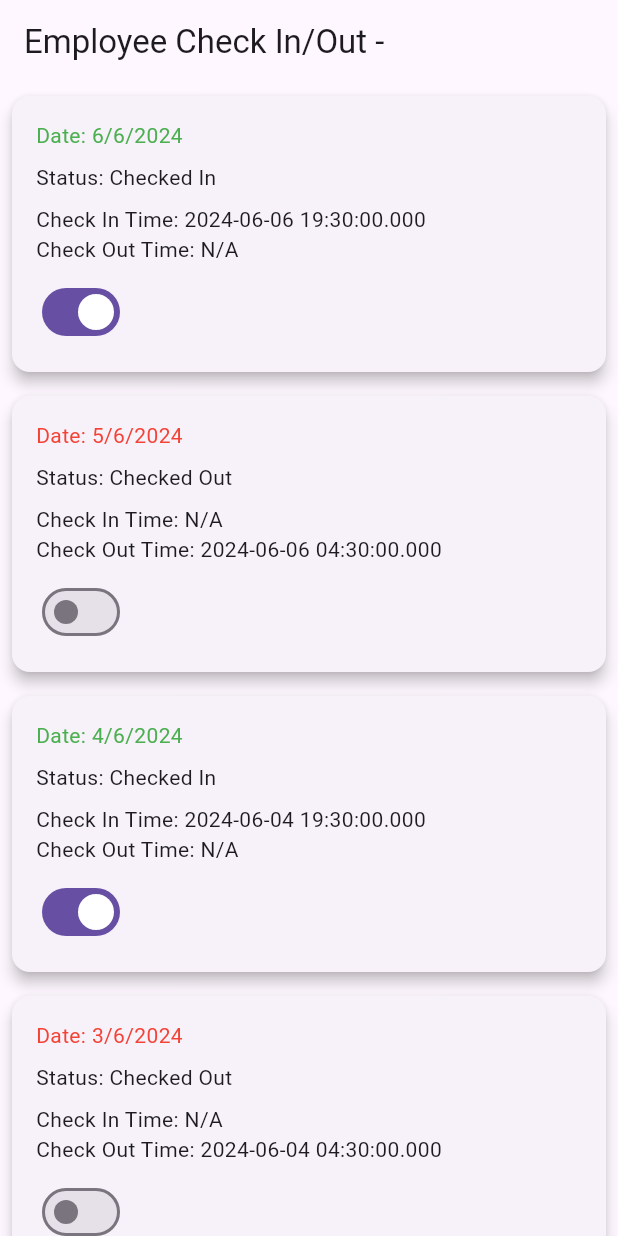
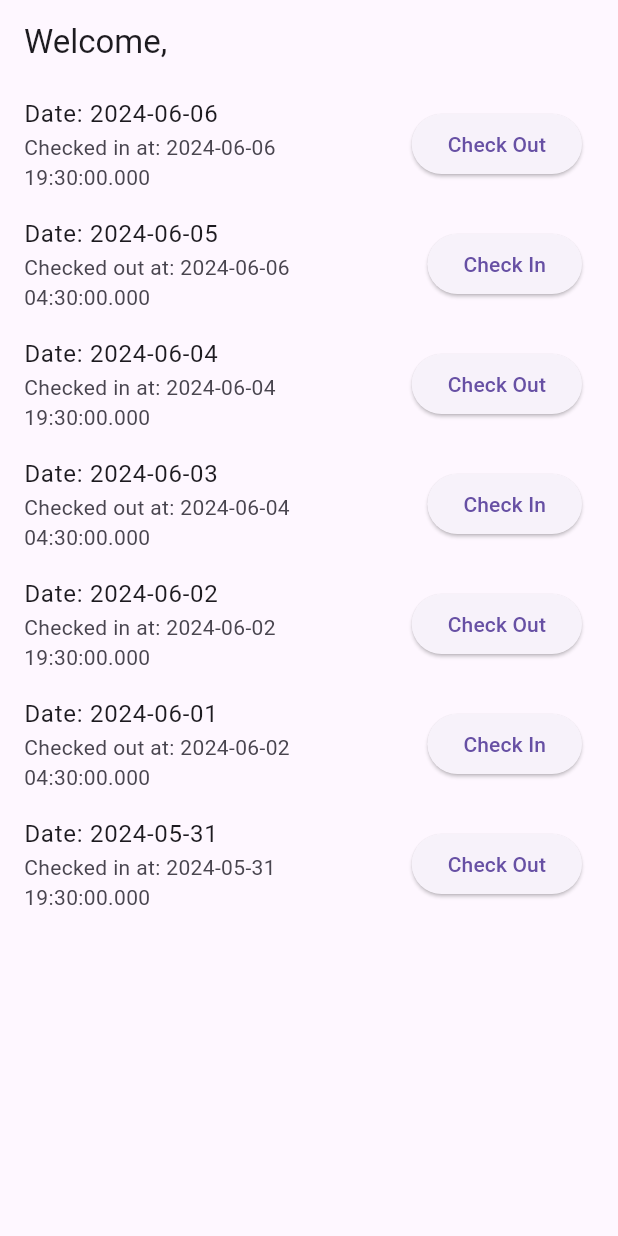
Before and after one commit to Vikas143k/OORIBA-S3, a Flutter app: the EmployeeCheckInPage screen opened directly with empty values, on a phone screen of 412 x 824 dp. Run offline on Flutter 3.47's test engine with Material 3 defaults, Android fonts, the phone set to English and light mode, and no system bars; our stand-ins replace cloud_firestore, firebase_auth, firebase_core, firebase_storage, fluttertoast, google_fonts and 1 more; accounts and stored records are empty.

Commit message:
Email Notification
introduced email notification using EmailJS, now whenever employee checks in or checks out, he/she will recieve notification.
worked in employee_checkin_page.
EmailJS is MUST.

```diff
--- a/lib/employee_checkin_page.dart
+++ b/lib/employee_checkin_page.dart
@@ -1,9 +1,13 @@
+//EmailJS
+import 'dart:convert';
+import 'package:flutter/foundation.dart';
+import 'package:http/http.dart' as http;
 import 'package:flutter/material.dart';
 
 class EmployeeCheckInPage extends StatefulWidget {
-  final String email;
-
-  EmployeeCheckInPage(this.email);
+ final String empname;
+  final String empemail;
+  const EmployeeCheckInPage({super.key, required this.empname, required this.empemail});
 
   @override
   // ignore: library_private_types_in_public_api
@@ -25,11 +29,11 @@ class CheckInOutRecord {
 
 class _EmployeeCheckInPageState extends State<EmployeeCheckInPage> {
   late List<CheckInOutRecord> checkInOutRecords;
-   late String email;
+   late String _email;
   @override
   void initState() {
     super.initState();
-    email = widget.email;
+    _email = widget.empemail;
     checkInOutRecords = _generateCheckInOutRecords();
   }
 
@@ -54,74 +58,117 @@ class _EmployeeCheckInPageState extends State<EmployeeCheckInPage> {
     return records;
   }
 
-  void _toggleCheckInOut(int index) {
+ void _toggleCheckInOut(int index) async {
     setState(() {
       checkInOutRecords[index].isCheckedIn =
           !checkInOutRecords[index].isCheckedIn;
       if (checkInOutRecords[index].isCheckedIn) {
         checkInOutRecords[index].checkInTime = DateTime.now();
         checkInOutRecords[index].checkOutTime = null;
+        _sendCheckInEmail(widget.empname, widget.empemail,
+            checkInOutRecords[index].checkInTime!);
       } else {
         checkInOutRecords[index].checkOutTime = DateTime.now();
+        _sendCheckOutEmail(widget.empname, widget.empemail,
+            checkInOutRecords[index].checkOutTime!);
       }
     });
   }
 
-  @override
+  //email thing by emailJS
+  Future<void> _sendCheckInEmail(
+      String empname,String empemail, DateTime checkInTime) async {
+    const serviceId = 'service_qe69w28';
+    const templateId = 'template_1owmygk';
+    const userId = 'lMYaM2NpLYjm2qSWI';
+    final url = Uri.parse('https://api.emailjs.com/api/v1.0/email/send');
+    final response = await http.post(
+      url,
+      headers: {
+        'origin':'http:localhost',
+        'Content-Type': 'application/json',
+      },
+      body: jsonEncode({
+        'service_id': serviceId,
+        'template_id': templateId,
+        'user_id': userId,
+        'template_params': {
+          'empname': empname,
+          'empemail':empemail,
+          'check_in_time': checkInTime.toIso8601String(),
+        }
+      }),
+    );
+
+    if (response.statusCode == 200) {
+      if (kDebugMode) {
+        print('Check-in email sent successfully');
+      }
+    } else {
+      if (kDebugMode) {
+        print('Failed to send check-in email: ${response.body}');
+      }
+    }
+  }
+
+  Future<void> _sendCheckOutEmail(
+      String empname,String empemail, DateTime checkOutTime) async {
+    const serviceId = 'service_qe69w28';
+    const templateId = 'template_drhybtc';
+    const userId = 'lMYaM2NpLYjm2qSWI';
+    final url = Uri.parse('https://api.emailjs.com/api/v1.0/email/send');
+    final response = await http.post(
+      url,
+      headers: {
+        'Content-Type': 'application/json',
+      },
+      body: jsonEncode({
+        'service_id': serviceId,
+        'template_id': templateId,
+        'user_id': userId,
+        'template_params': {
+          'empemail':empemail,
+          'empname': empname,
+          'check_out_time': checkOutTime.toIso8601String(),
+        }
+      }),
+    );
+
+    if (response.statusCode == 200) {
+      if (kDebugMode) {
+        print('Check-out email sent successfully');
+      }
+    } else {
+      if (kDebugMode) {
+        print('Failed to send check-out email: ${response.body}');
+      }
+    }
+  }
+
   Widget build(BuildContext context) {
     return Scaffold(
       appBar: AppBar(
-        title: Text('Employee Check In/Out -$email'),
+        title: Text('Welcome, ${_email}'),
       ),
       body: ListView.builder(
         itemCount: checkInOutRecords.length,
         itemBuilder: (context, index) {
-          return CheckInOutCard(
-              record: checkInOutRecords[index],
-              onToggle: () => _toggleCheckInOut(index));
+          return ListTile(
+            title: Text(
+                'Date: ${checkInOutRecords[index].date.toLocal().toString().split(' ')[0]}'),
+            subtitle: checkInOutRecords[index].isCheckedIn
+                ? Text('Checked in at: ${checkInOutRecords[index].checkInTime}')
+                : Text(
+                    'Checked out at: ${checkInOutRecords[index].checkOutTime}'),
+            trailing: ElevatedButton(
+              onPressed: () => _toggleCheckInOut(index),
+              child: checkInOutRecords[index].isCheckedIn
+                  ? const Text('Check Out')
+                  : const Text('Check In'),
+            ),
+          );
         },
       ),
     );
   }
 }
-
-class CheckInOutCard extends StatelessWidget {
-  final CheckInOutRecord record;
-  final VoidCallback onToggle;
-
-  const CheckInOutCard({Key? key, required this.record, required this.onToggle})
-      : super(key: key);
-
-  @override
-  Widget build(BuildContext context) {
-    Color statusColor = record.isCheckedIn ? Colors.green : Colors.red;
-    return Card(
-      elevation: 4,
-      margin: const EdgeInsets.all(8),
-      child: Padding(
-        padding: const EdgeInsets.all(16),
-        child: Column(
-          crossAxisAlignment: CrossAxisAlignment.start,
-          children: [
-            Text(
-              'Date: ${record.date.day}/${record.date.month}/${record.date.year}',
-              style: TextStyle(
-                  color: statusColor), // Set color based on check-in/out status
-            ),
-            const SizedBox(height: 8),
-            Text(
-                'Status: ${record.isCheckedIn ? 'Checked In' : 'Checked Out'}'),
-            const SizedBox(height: 8),
-            Text('Check In Time: ${record.checkInTime ?? 'N/A'}'),
-            Text('Check Out Time: ${record.checkOutTime ?? 'N/A'}'),
-            const SizedBox(height: 8),
-            Switch(
-              value: record.isCheckedIn,
-              onChanged: (_) => onToggle(),
-            ),
-          ],
-        ),
-      ),
-    );
-  }
-}
--- a/lib/services/auth_service.dart
+++ b/lib/services/auth_service.dart
@@ -70,7 +70,7 @@ class AuthService {
       Navigator.pushReplacement(
         context,
         MaterialPageRoute(
-          builder: (BuildContext context) => EmployeeCheckInPage(email)
+          builder: (BuildContext context) => EmployeeCheckInPage(empname:"vikas",empemail:email)
         )
       );
       }
--- a/pubspec.yaml
+++ b/pubspec.yaml
@@ -44,6 +44,9 @@ dependencies:
   image_picker: ^1.1.2
   intl: ^0.19.0
   provider: ^6.1.2
+  foundation: ^0.0.5
+  http: ^1.2.1
+  camera: ^0.11.0+1
 
 dev_dependencies:
   flutter_test:
```
Also changed, not shown: lib/firebase_options.dart, pubspec.lock, 1 other file.
